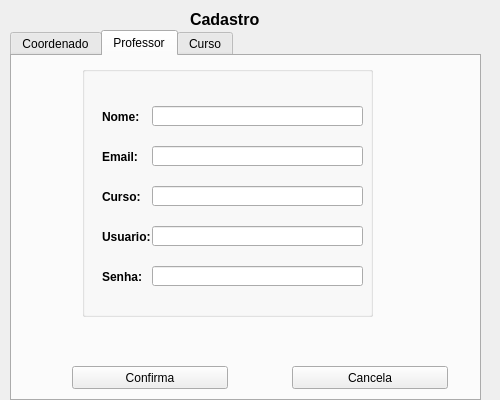
Qt form Mayko/projeto/cadastro.ui (UnPComp2013/Grupo6) before a commit.
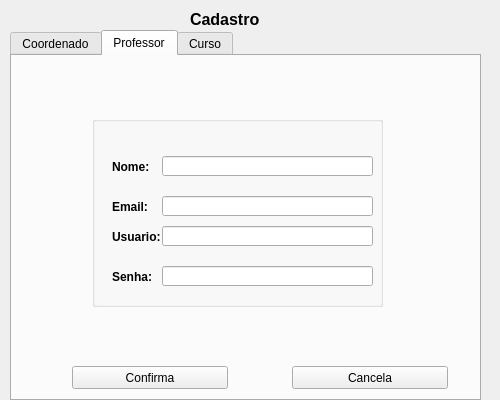
The same form after that commit. The open tabs and pages were chosen to show the change.

Patch:
```diff
--- a/Mayko/projeto/cadastro.ui
+++ b/Mayko/projeto/cadastro.ui
@@ -255,10 +255,10 @@
     <widget class="QGroupBox" name="groupBox_2">
      <property name="geometry">
       <rect>
-       <x>70</x>
-       <y>10</y>
+       <x>80</x>
+       <y>60</y>
        <width>291</width>
-       <height>251</height>
+       <height>191</height>
       </rect>
      </property>
      <property name="title">
@@ -322,40 +322,11 @@
        </rect>
       </property>
      </widget>
-     <widget class="QLabel" name="label_9">
-      <property name="geometry">
-       <rect>
-        <x>20</x>
-        <y>120</y>
-        <width>46</width>
-        <height>21</height>
-       </rect>
-      </property>
-      <property name="font">
-       <font>
-        <weight>75</weight>
-        <bold>true</bold>
-       </font>
-      </property>
-      <property name="text">
-       <string>Curso:</string>
-      </property>
-     </widget>
-     <widget class="QLineEdit" name="ln_curso_2">
-      <property name="geometry">
-       <rect>
-        <x>70</x>
-        <y>120</y>
-        <width>211</width>
-        <height>20</height>
-       </rect>
-      </property>
-     </widget>
      <widget class="QLabel" name="label_10">
       <property name="geometry">
        <rect>
         <x>20</x>
-        <y>160</y>
+        <y>110</y>
         <width>51</width>
         <height>21</height>
        </rect>
@@ -374,7 +345,7 @@
       <property name="geometry">
        <rect>
         <x>20</x>
-        <y>200</y>
+        <y>150</y>
         <width>51</width>
         <height>21</height>
        </rect>
@@ -393,7 +364,7 @@
       <property name="geometry">
        <rect>
         <x>70</x>
-        <y>160</y>
+        <y>110</y>
         <width>211</width>
         <height>20</height>
        </rect>
@@ -403,7 +374,7 @@
       <property name="geometry">
        <rect>
         <x>70</x>
-        <y>200</y>
+        <y>150</y>
         <width>211</width>
         <height>20</height>
        </rect>
```
Left out of the diff: 2 changed lines with no effect on the pictures.
